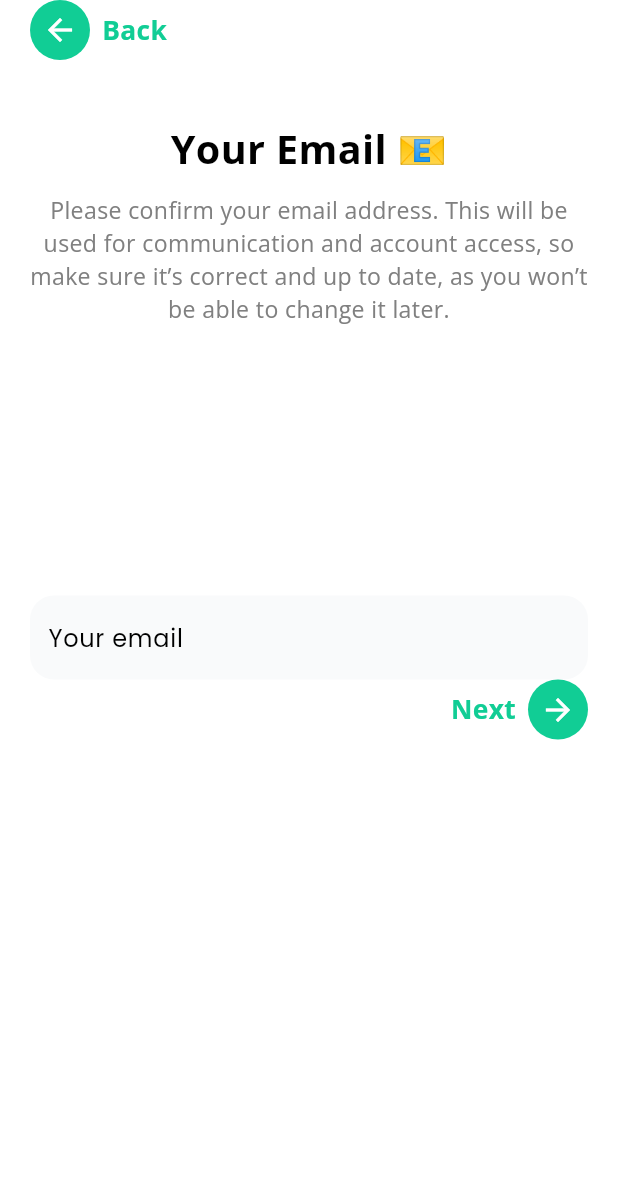
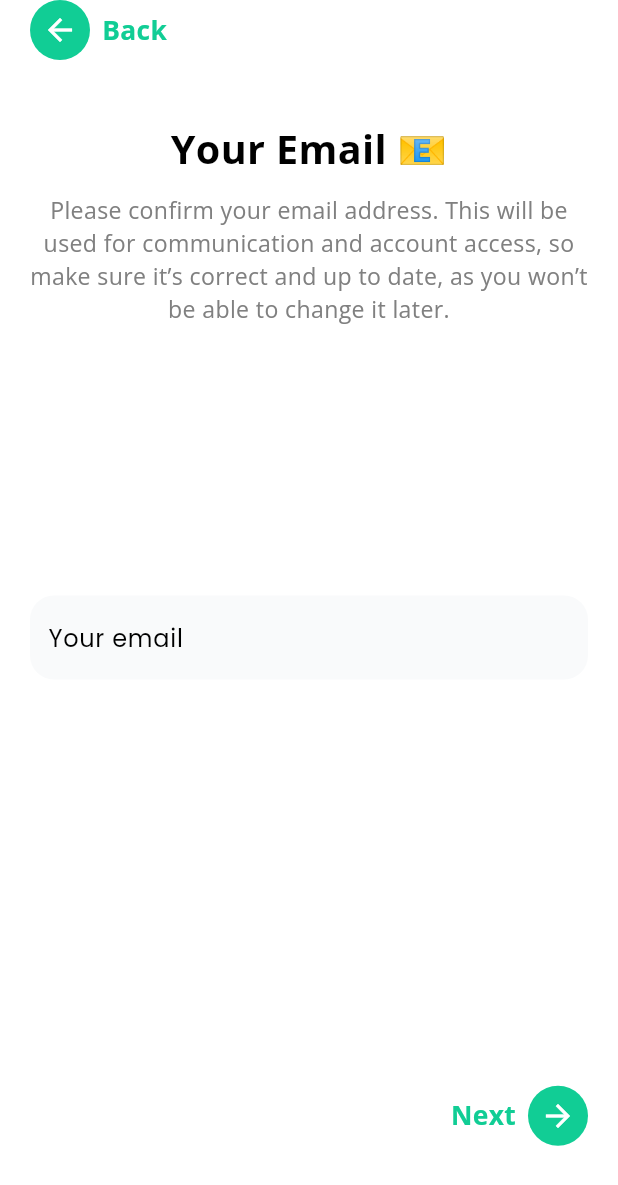
Before and after one commit to jahid0002/event_flutter_app, a Flutter app: the YourEmailLoginOnboarding screen opened by its route, on a phone screen of 412 x 824 dp. Shown: the top 1185 px of the screen. Run offline on Flutter 3.47's test engine with Material 3 defaults, Android fonts, the phone set to English and light mode, and no system bars; our stand-ins replace cached_network_image, connectivity_plus, firebase_auth, firebase_core, flutter_html, flutter_screenutil and 12 more; missing offline and left inert: app_settings, swipable_stack; accounts and stored records are empty; network calls fail.

Commit message:
name and email problem solve

```diff
--- a/lib/utils/app_const/app_const.dart
+++ b/lib/utils/app_const/app_const.dart
@@ -3,6 +3,9 @@ class AppConstants {
   static String refreshToken = "RefreshToken";
   static String userId = "UserId";
   static const String isRegistered = "isRegistered";
+
+  static String email = "email";
+  static String name = "name";
 
   static String onBoard = "Onboard";
 
--- a/lib/view/screens/auth/controller/auth_controller.dart
+++ b/lib/view/screens/auth/controller/auth_controller.dart
@@ -62,6 +62,12 @@ class AuthController extends GetxController {
         debugPrint(' Display Name: ${user.displayName}');
         debugPrint(' Photo URL: ${user.photoURL}');
         debugPrint(' Phone Number: ${user.phoneNumber}');
+
+        // registerController.emailController.value.text = user.email ?? '';
+        // registerController.nameController.value.text = user.displayName ?? '';
+
+        SharePrefsHelper.setString(AppConstants.email, user.email ?? '');
+        SharePrefsHelper.setString(AppConstants.name, user.displayName ?? '');
 
         var body = {
           "token": googleAuth.idToken,
--- a/lib/view/screens/register/your_email_login_onboarding.dart
+++ b/lib/view/screens/register/your_email_login_onboarding.dart
@@ -73,7 +73,9 @@ class YourEmailLoginOnboarding extends StatelessWidget {
                       return null;
                     },
                   ),
-                  Spacer(),
+
+                  //  SizedBox(height: 280.h), Spacer(),
+                  SizedBox(height: 280.h),
                   Row(
                     mainAxisAlignment: MainAxisAlignment.end,
                     children: [
--- a/lib/view/screens/register/your_name_login_onboarding.dart
+++ b/lib/view/screens/register/your_name_login_onboarding.dart
@@ -75,7 +75,8 @@ class YourNameLoginOnboarding extends StatelessWidget {
                       return null;
                     },
                   ),
-                  Spacer(),
+                  SizedBox(height: 280.h),
+                  // Spacer(),
                   Row(
                     mainAxisAlignment: MainAxisAlignment.end,
                     children: [
```
Also changed, not shown: lib/view/screens/register/controller/onboarding_controller.dart (+9 -0 lines), lib/view/screens/register/wifi_screen.dart (+17 -1 lines).
